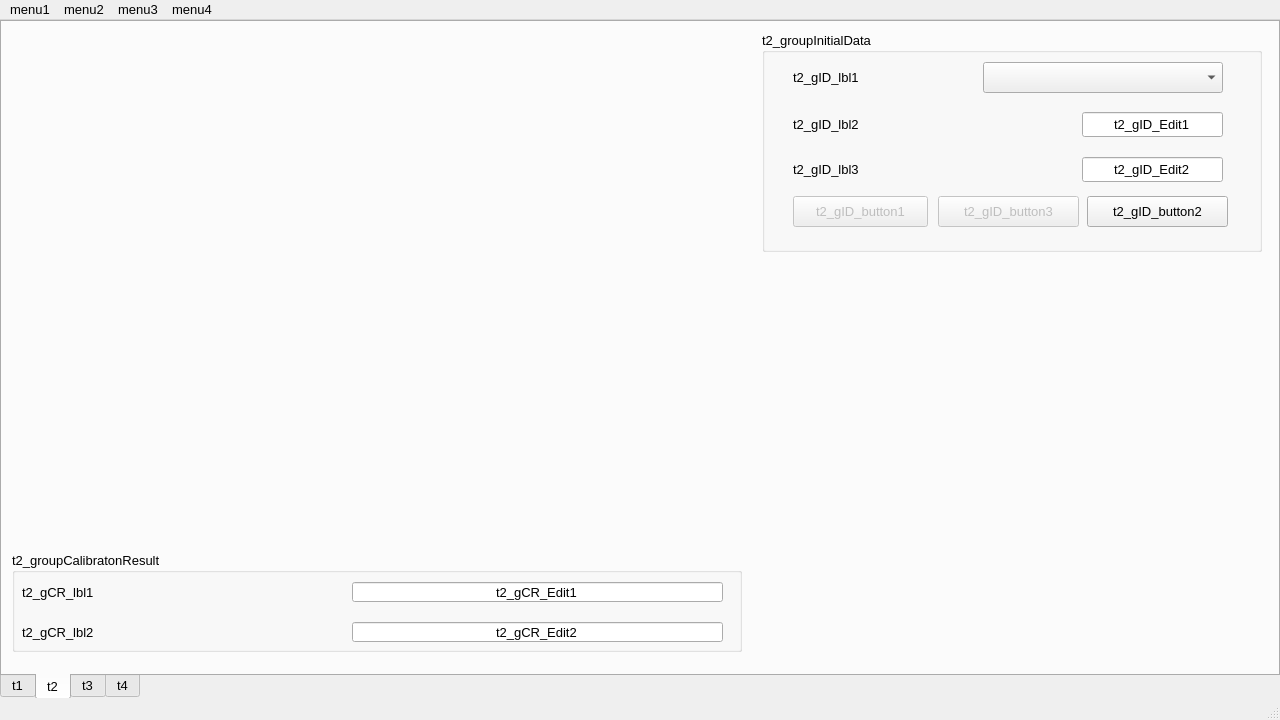
First picture: the form in MainWindow.ui, repository ird87/pycnometer, before the edit.
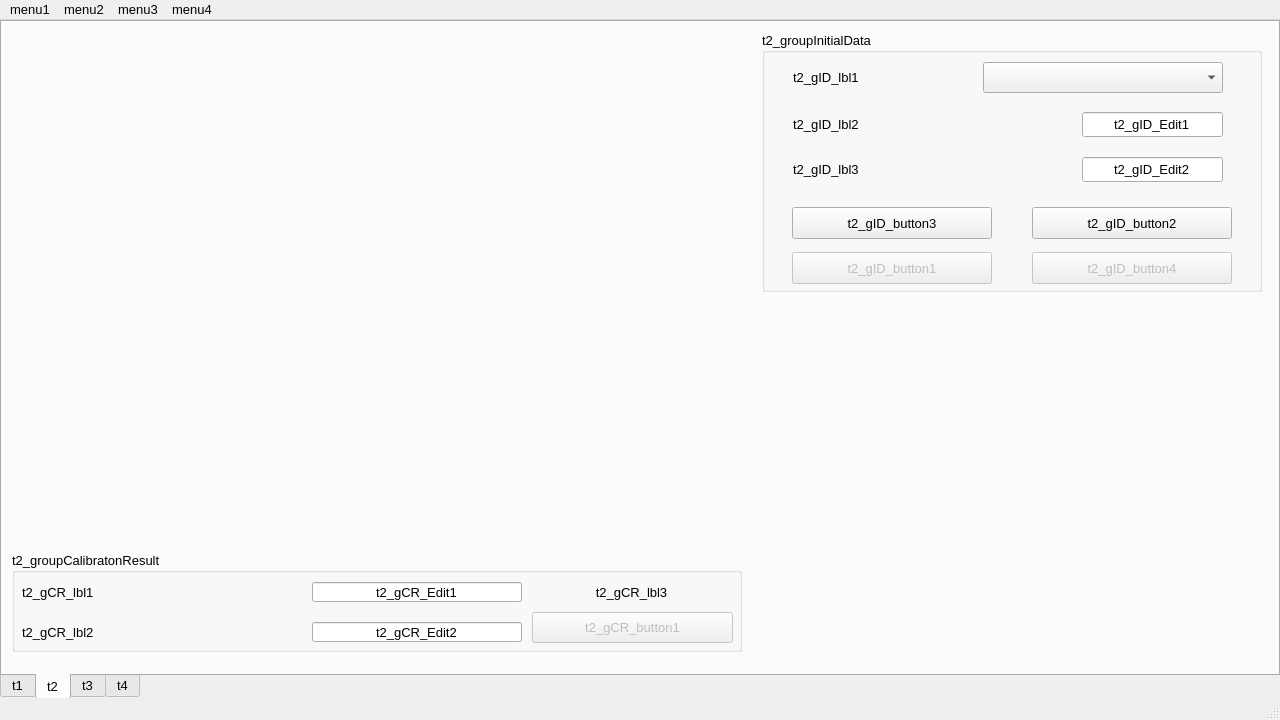
Second picture: the form after the edit. The open tabs and pages were chosen to show the change. Icons and pictures are not drawn.

```diff
--- a/MainWindow.ui
+++ b/MainWindow.ui
@@ -879,9 +879,9 @@
       <widget class="QLineEdit" name="t2_gCR_Edit2">
        <property name="geometry">
         <rect>
-         <x>340</x>
+         <x>300</x>
          <y>70</y>
-         <width>371</width>
+         <width>210</width>
          <height>20</height>
         </rect>
        </property>
@@ -904,9 +904,9 @@
       <widget class="QLineEdit" name="t2_gCR_Edit1">
        <property name="geometry">
         <rect>
-         <x>340</x>
+         <x>300</x>
          <y>30</y>
-         <width>371</width>
+         <width>210</width>
          <height>20</height>
         </rect>
        </property>
@@ -931,7 +931,7 @@
         <rect>
          <x>10</x>
          <y>70</y>
-         <width>311</width>
+         <width>280</width>
          <height>20</height>
         </rect>
        </property>
@@ -950,7 +950,7 @@
         <rect>
          <x>10</x>
          <y>30</y>
-         <width>311</width>
+         <width>280</width>
          <height>20</height>
         </rect>
        </property>
@@ -964,6 +964,44 @@
         <string>t2_gCR_lbl1</string>
        </property>
       </widget>
+      <widget class="QLabel" name="t2_gCR_lbl3">
+       <property name="geometry">
+        <rect>
+         <x>519</x>
+         <y>30</y>
+         <width>201</width>
+         <height>20</height>
+        </rect>
+       </property>
+       <property name="font">
+        <font>
+         <family>Arial</family>
+         <pointsize>10</pointsize>
+        </font>
+       </property>
+       <property name="text">
+        <string>t2_gCR_lbl3</string>
+       </property>
+       <property name="alignment">
+        <set>Qt::AlignCenter</set>
+       </property>
+      </widget>
+      <widget class="QPushButton" name="t2_gCR_button1">
+       <property name="enabled">
+        <bool>false</bool>
+       </property>
+       <property name="geometry">
+        <rect>
+         <x>520</x>
+         <y>60</y>
+         <width>201</width>
+         <height>31</height>
+        </rect>
+       </property>
+       <property name="text">
+        <string>t2_gCR_button1</string>
+       </property>
+      </widget>
      </widget>
      <widget class="QGroupBox" name="t2_groupInitialData">
       <property name="geometry">
@@ -971,19 +1009,19 @@
         <x>760</x>
         <y>10</y>
         <width>500</width>
-        <height>220</height>
+        <height>260</height>
        </rect>
       </property>
       <property name="minimumSize">
        <size>
         <width>500</width>
-        <height>220</height>
+        <height>260</height>
        </size>
       </property>
       <property name="maximumSize">
        <size>
         <width>500</width>
-        <height>220</height>
+        <height>260</height>
        </size>
       </property>
       <property name="font">
@@ -1044,7 +1082,7 @@
         <rect>
          <x>31</x>
          <y>80</y>
-         <width>281</width>
+         <width>280</width>
          <height>25</height>
         </rect>
        </property>
@@ -1063,7 +1101,7 @@
         <rect>
          <x>31</x>
          <y>125</y>
-         <width>281</width>
+         <width>280</width>
          <height>25</height>
         </rect>
        </property>
@@ -1083,10 +1121,10 @@
        </property>
        <property name="geometry">
         <rect>
-         <x>31</x>
-         <y>164</y>
-         <width>135</width>
-         <height>31</height>
+         <x>30</x>
+         <y>220</y>
+         <width>200</width>
+         <height>32</height>
         </rect>
        </property>
        <property name="text">
@@ -1096,10 +1134,10 @@
       <widget class="QPushButton" name="t2_gID_button2">
        <property name="geometry">
         <rect>
-         <x>325</x>
-         <y>164</y>
-         <width>141</width>
-         <height>31</height>
+         <x>270</x>
+         <y>175</y>
+         <width>200</width>
+         <height>32</height>
         </rect>
        </property>
        <property name="text">
@@ -1136,21 +1174,34 @@
        </property>
       </widget>
       <widget class="QPushButton" name="t2_gID_button3">
-       <property name="enabled">
-        <bool>false</bool>
-       </property>
        <property name="geometry">
         <rect>
-         <x>176</x>
-         <y>164</y>
-         <width>141</width>
-         <height>31</height>
+         <x>30</x>
+         <y>175</y>
+         <width>200</width>
+         <height>32</height>
         </rect>
        </property>
        <property name="text">
         <string>t2_gID_button3</string>
        </property>
       </widget>
+      <widget class="QPushButton" name="t2_gID_button4">
+       <property name="enabled">
+        <bool>false</bool>
+       </property>
+       <property name="geometry">
+        <rect>
+         <x>270</x>
+         <y>220</y>
+         <width>200</width>
+         <height>32</height>
+        </rect>
+       </property>
+       <property name="text">
+        <string>t2_gID_button4</string>
+       </property>
+      </widget>
      </widget>
     </widget>
     <widget class="QWidget" name="t3">
```
Left out of the diff: 57 changed lines with no effect on the pictures.
